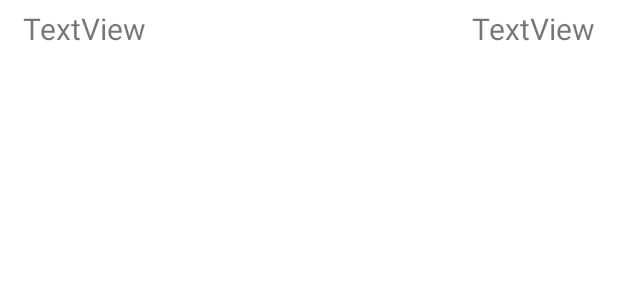
After one commit to HappyDitto/Android_FlappyBird, an Android app: the layout best_user_item.xml on its own in the app's theme, with its tools: preview values and no code run, on a phone screen of 412 x 824 dp. The commit adds this screen. Shown: the top 300 px of the screen. Run offline under Robolectric (Android 15) with nearby library versions, the phone set to English and light mode, and no system bars.

Commit message:
top score users list implementation

```diff
--- a/app/build.gradle
+++ b/app/build.gradle
@@ -37,6 +37,7 @@ dependencies {
     implementation 'androidx.appcompat:appcompat:1.3.1'
     implementation 'com.google.android.material:material:1.4.0'
     implementation 'androidx.constraintlayout:constraintlayout:2.1.1'
+    implementation 'androidx.recyclerview:recyclerview:1.3.0-alpha01'
     testImplementation 'junit:junit:4.+'
     androidTestImplementation 'androidx.test.ext:junit:1.1.3'
     androidTestImplementation 'androidx.test.espresso:espresso-core:3.4.0'
--- a/app/src/main/AndroidManifest.xml
+++ b/app/src/main/AndroidManifest.xml
@@ -34,6 +34,9 @@
             android:name=".LoginRegisterHomeActivity"
             android:exported="false" />
         <activity
+            android:name=".TopUserList"
+            android:exported="false" />
+        <activity
             android:name=".MainActivity"
             android:exported="true">
             <intent-filter>
--- a/app/src/main/java/com/example/flappy_bird_basic/ProfileLogoutActivity.java
+++ b/app/src/main/java/com/example/flappy_bird_basic/ProfileLogoutActivity.java
@@ -66,7 +66,7 @@ public class ProfileLogoutActivity extends AppCompatActivity {
             //zpy update score part
             String thisuid = user.getUid();
             Log.i("我的ID：", thisuid);
-            setUserBestScore(thisuid,34);
+//            setUserBestScore(thisuid,34);
             int thisScore = 0;
             DatabaseCRUD.getUserBestScore(thisuid).addOnCompleteListener(new OnCompleteListener<DataSnapshot>() {
                 @Override
--- /dev/null
+++ b/app/src/main/res/layout/best_user_item.xml
@@ -0,0 +1,32 @@
+<?xml version="1.0" encoding="utf-8"?>
+<androidx.constraintlayout.widget.ConstraintLayout xmlns:android="http://schemas.android.com/apk/res/android"
+    xmlns:app="http://schemas.android.com/apk/res-auto"
+    xmlns:tools="http://schemas.android.com/tools"
+    android:id="@+id/itemView"
+    android:layout_width="match_parent"
+    android:layout_height="wrap_content">
+
+    <TextView
+        android:id="@+id/user_name"
+        android:layout_width="wrap_content"
+        android:layout_height="wrap_content"
+        android:layout_marginStart="15dp"
+        android:layout_marginTop="5dp"
+        android:text="TextView"
+        android:textSize="20sp"
+        app:layout_constraintStart_toStartOf="parent"
+        app:layout_constraintTop_toTopOf="parent" />
+
+    <TextView
+        android:id="@+id/user_best_score"
+        android:layout_width="wrap_content"
+        android:layout_height="wrap_content"
+        android:layout_marginTop="5dp"
+        android:layout_marginEnd="15dp"
+        android:text="TextView"
+        android:textSize="20sp"
+        app:layout_constraintEnd_toEndOf="parent"
+        app:layout_constraintTop_toTopOf="parent" />
+
+
+</androidx.constraintlayout.widget.ConstraintLayout>
```
Also changed, not shown: app/src/main/java/com/example/flappy_bird_basic/RecyclerViewConfig.java (added, +65 -0 lines), app/src/main/java/com/example/flappy_bird_basic/TopUserList.java (added, +29 -0 lines), app/src/main/java/com/example/flappy_bird_basic/result.java (+10 -0 lines), app/src/main/java/userInfo/UserListCallback.java (deleted, +0 -7 lines), app/src/main/java/utils/DatabaseCRUD.java (+7 -8 lines), app/src/main/res/layout/activity_top_user_list.xml (added, +18 -0 lines).
